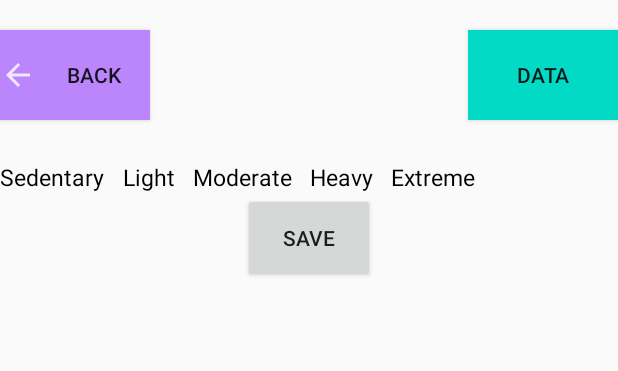
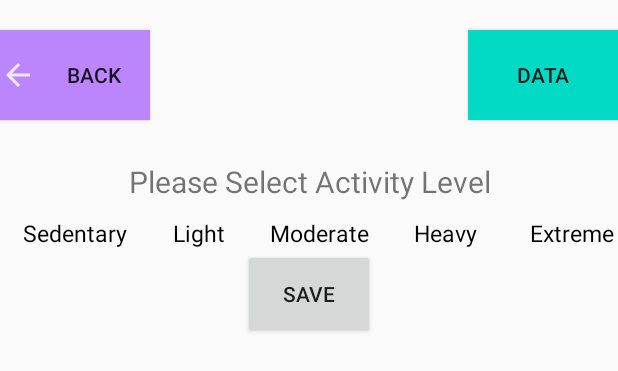
Before and after one commit to Mayonaise123/MESA_App_2021, an Android app: the layout activity_more_info.xml on its own in the app's theme, with its tools: preview values and no code run, on a phone screen of 412 x 824 dp. Shown: the top 371 px of the screen. Run offline under Robolectric (Android 15) with nearby library versions, the phone set to English and light mode, and no system bars.

Commit message:
Added Selection Text in More Info Page

```diff
--- a/app/src/main/java/com/example/mesaapp/Person.java
+++ b/app/src/main/java/com/example/mesaapp/Person.java
@@ -61,7 +61,7 @@ public class Person implements Parcelable {
         signUpDateStr = in.readString();
     }
 
-    public static final Creator<Person> CREATOR = new Creator <Person>() {
+    public static final Creator<Person> CREATOR = new Creator<Person>() {
         @Override
         public Person createFromParcel(Parcel in) {
             return new Person(in);
--- a/app/src/main/java/com/example/mesaapp/moreInfo.java
+++ b/app/src/main/java/com/example/mesaapp/moreInfo.java
@@ -40,10 +40,12 @@ public class moreInfo extends AppCompatActivity {
         // Sets the radio buttons and button to be gone
         RadioGroup levels = findViewById(R.id.levelsExercise);
         Button save = findViewById(R.id.save);
+        TextView selection = findViewById(R.id.selectText);
         levels.setVisibility(View.GONE);
         levels.setEnabled(false);
         save.setVisibility(View.GONE);
         save.setEnabled(false);
+        selection.setVisibility(View.GONE);
 
         // Gathers data from what the user chooses in the previous pages
         Bundle data = getIntent().getExtras();
--- a/app/src/main/java/com/example/mesaapp/signUpPage.java
+++ b/app/src/main/java/com/example/mesaapp/signUpPage.java
@@ -17,6 +17,7 @@ import android.widget.Spinner;
 import android.widget.Toast;
 
 import java.io.BufferedReader;
+import java.io.File;
 import java.io.FileInputStream;
 import java.io.FileOutputStream;
 import java.io.IOException;
@@ -147,7 +148,6 @@ public class signUpPage extends AppCompatActivity implements AdapterView.OnItemS
         SimpleDateFormat sdf = new SimpleDateFormat("MMM/dd/yyyy");
 
         ArrayList<String> dupUsername = new ArrayList<>();
-
         try {
             femaleGender = findViewById(R.id.femaleChoice);
             maleGender = findViewById(R.id.maleChoice);
@@ -163,7 +163,14 @@ public class signUpPage extends AppCompatActivity implements AdapterView.OnItemS
                 genderString = "male";
             }
 
-            // Reads the file
+            // Creates file if file does not exist
+            String path = getFilesDir().getAbsolutePath();
+            File file = new File(path + "/userInfo.txt");
+            if(!file.exists()) {
+                file.createNewFile();
+            }
+
+            // Reads file
             FileInputStream myObj = openFileInput("userInfo.txt");
             InputStreamReader InputRead = new InputStreamReader(myObj);
             BufferedReader bufferedReader = new BufferedReader(InputRead);
--- a/app/src/main/java/com/example/mesaapp/statPage.java
+++ b/app/src/main/java/com/example/mesaapp/statPage.java
@@ -90,6 +90,15 @@ public class statPage extends AppCompatActivity {
             day = " days.";
         }
         String catStrLow = catStr.toLowerCase();
+        if (catStrLow.equals("sleep")) {
+            catStrLow = "hours";
+        }
+        else if (catStrLow.equals("weight")) {
+            catStrLow = "pounds";
+        }
+        else if (catStrLow.equals("sugar")) {
+            catStrLow = "grams";
+        }
         String meanText = "Your daily mean " + catStrLow + " is " + mean(dataList) + " for " + totalEvents + day;
         String medianText = "Your daily median " + catStrLow + " is " + median(dataList) + " for " + totalEvents + day;
         String modeText = "Your daily mode " + catStrLow + " is " + mode(dataList) + " for " + totalEvents + day;
--- a/app/src/main/res/layout/activity_more_info.xml
+++ b/app/src/main/res/layout/activity_more_info.xml
@@ -33,61 +33,79 @@
         android:textSize="20sp"
         android:id="@+id/moreInfoText"/>
 
+    <TextView
+        android:id="@+id/selectText"
+        android:layout_width="fill_parent"
+        android:layout_height="wrap_content"
+        android:layout_below="@id/moreInfoText"
+        android:layout_marginTop="0dp"
+        android:text="Please Select Activity Level"
+        android:gravity="center"
+        android:textSize="20sp" />
+
     <RadioGroup
+        android:id="@+id/levelsExercise"
         android:layout_width="wrap_content"
         android:layout_height="wrap_content"
-        android:layout_below="@+id/moreInfoText"
-        android:id="@+id/levelsExercise"
+        android:layout_below="@+id/selectText"
+        android:layout_marginTop="10dp"
         android:orientation="horizontal">
+
         <RadioButton
+            android:id="@+id/sedentary"
             android:layout_width="wrap_content"
             android:layout_height="wrap_content"
+            android:layout_marginLeft="15dp"
+            android:layout_marginRight="30dp"
+            android:button="@null"
+            android:buttonTint="@color/teal_700"
+            android:checked="false"
             android:text="Sedentary"
-            android:checked="false"
-            android:layout_marginRight="12dp"
-            android:button="@null"
-            android:textSize="15sp"
-            android:buttonTint="@color/teal_700"
-            android:id="@+id/sedentary"/>
+            android:textSize="15sp" />
+
         <RadioButton
+            android:id="@+id/light"
             android:layout_width="wrap_content"
             android:layout_height="wrap_content"
+            android:layout_marginRight="30dp"
+            android:button="@null"
+            android:buttonTint="@color/teal_700"
+            android:checked="false"
             android:text="Light"
-            android:button="@null"
-            android:checked="false"
-            android:buttonTint="@color/teal_700"
-            android:layout_marginRight="12dp"
-            android:textSize="15sp"
-            android:id="@+id/light"/>
+            android:textSize="15sp" />
+
         <RadioButton
+            android:id="@+id/moderate"
             android:layout_width="wrap_content"
             android:layout_height="wrap_content"
+            android:layout_marginRight="30dp"
+            android:button="@null"
+            android:buttonTint="@color/teal_700"
+            android:checked="false"
             android:text="Moderate"
-            android:button="@null"
-            android:checked="false"
-            android:layout_marginRight="12dp"
-            android:buttonTint="@color/teal_700"
-            android:textSize="15sp"
-            android:id="@+id/moderate"/>
+            android:textSize="15sp" />
+
         <RadioButton
+            android:id="@+id/heavy"
             android:layout_width="wrap_content"
             android:layout_height="wrap_content"
+            android:layout_marginRight="20dp"
+            android:button="@null"
+            android:buttonTint="@color/teal_700"
+            android:checked="false"
             android:text="Heavy"
-            android:buttonTint="@color/teal_700"
-            android:button="@null"
-            android:checked="false"
-            android:layout_marginRight="12dp"
-            android:textSize="15sp"
-            android:id="@+id/heavy"/>
+            android:textSize="15sp" />
+
         <RadioButton
+            android:id="@+id/extreme"
             android:layout_width="wrap_content"
             android:layout_height="wrap_content"
+            android:layout_marginLeft="15dp"
+            android:button="@null"
+            android:buttonTint="@color/teal_700"
             android:checked="false"
-            android:buttonTint="@color/teal_700"
-            android:textSize="15sp"
-            android:button="@null"
             android:text="Extreme"
-            android:id="@+id/extreme"/>
+            android:textSize="15sp" />
     </RadioGroup>
 
     <Button
--- a/app/src/main/res/layout/activity_sign_up_page.xml
+++ b/app/src/main/res/layout/activity_sign_up_page.xml
@@ -1,4 +1,8 @@
 <?xml version="1.0" encoding="utf-8"?>
+<ScrollView xmlns:android="http://schemas.android.com/apk/res/android"
+    android:layout_width="match_parent"
+    android:layout_height="wrap_content"
+    android:fillViewport="false">
 <RelativeLayout xmlns:android="http://schemas.android.com/apk/res/android"
     xmlns:tools="http://schemas.android.com/tools"
     android:layout_width="match_parent"
@@ -199,3 +203,4 @@
         android:layout_marginBottom="20dp"/>
 
 </RelativeLayout>
+</ScrollView>
```
